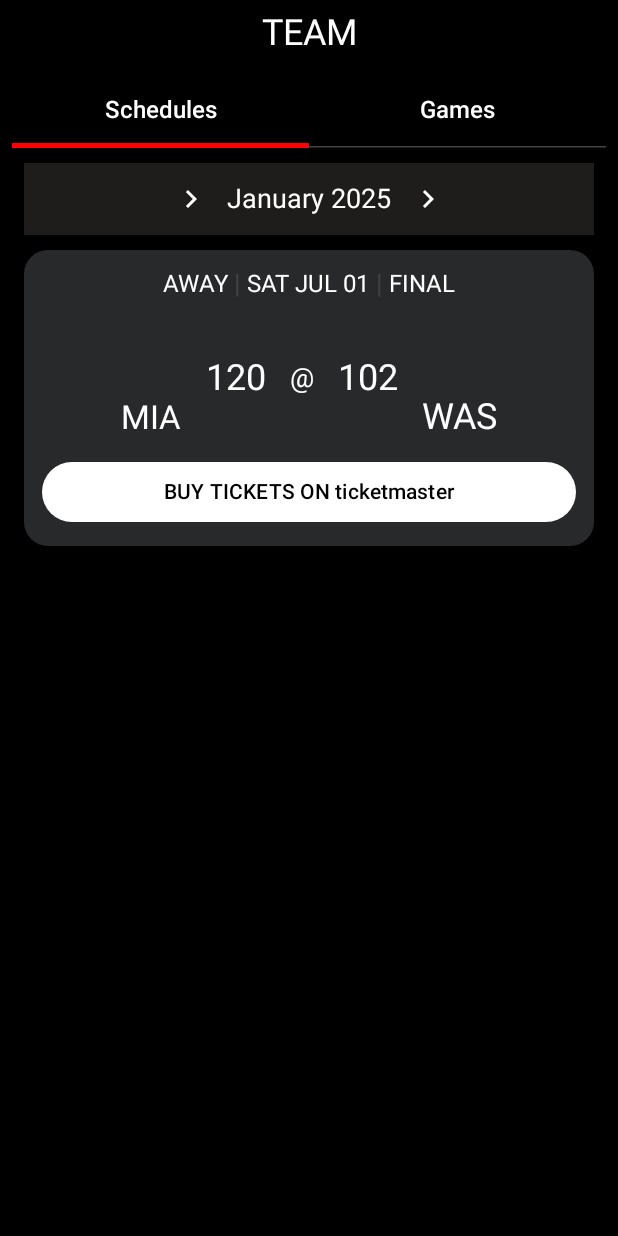
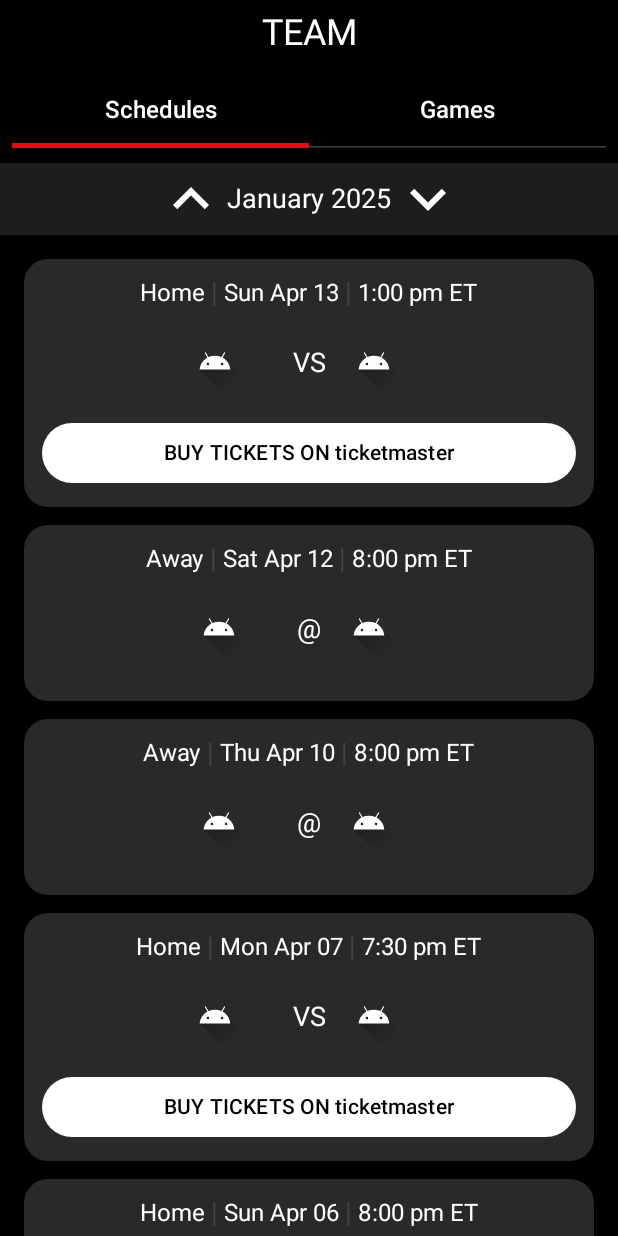
Before and after one commit to devashish6/nba-schedule, an Android app built with Jetpack Compose: the @Preview function ConcatMapXMainSubscriber, on a phone screen of 412 x 824 dp. Run offline under Robolectric (Android 15) with nearby library versions, the phone set to English and light mode, and no system bars.

Commit message:
reuqired UI

```diff
--- a/app/build.gradle.kts
+++ b/app/build.gradle.kts
@@ -59,7 +59,10 @@ dependencies {
     implementation(libs.androidx.ui.graphics)
     implementation(libs.androidx.ui.tooling.preview)
     implementation(libs.androidx.material3.android)
-    implementation("io.coil-kt.coil3:coil-compose:3.0.4")
+    implementation(libs.compose.coil)
+    implementation("com.squareup.retrofit2:retrofit:2.3.0")
+    implementation("com.squareup.retrofit2:converter-gson:2.3.0")
+    implementation("com.squareup.okhttp3:okhttp:3.14.6")
     testImplementation(libs.junit)
     androidTestImplementation(libs.androidx.junit)
     androidTestImplementation(libs.androidx.espresso.core)
--- a/app/src/main/AndroidManifest.xml
+++ b/app/src/main/AndroidManifest.xml
@@ -1,6 +1,12 @@
 <?xml version="1.0" encoding="utf-8"?>
 <manifest xmlns:android="http://schemas.android.com/apk/res/android"
     xmlns:tools="http://schemas.android.com/tools">
+
+    <uses-permission android:name="android.permission.INTERNET" />
+    <uses-permission android:name="android.permission.ACCESS_NETWORK_STATE" />
+
+    <!-- Used this permission store & read downloaded files -->
+    <uses-permission android:name="android.permission.READ_EXTERNAL_STORAGE"/>
 
     <application
         android:allowBackup="true"
--- a/app/src/main/java/com/nba/schedule/model/Schedule.kt
+++ b/app/src/main/java/com/nba/schedule/model/Schedule.kt
@@ -1,12 +1,62 @@
 package com.nba.schedule.model
 
-data class Schedule (
+import java.time.ZonedDateTime
+import java.time.format.DateTimeFormatter
+
+data class ScheduleUi(
     val homeId: String,
     val visitorId: String,
-    val gameStatus: String,
+    val gameStatus: Int, // 1-> future, 2-> Live, 3-> Past
     val homeScore: String,
     val visitorScore: String,
-    val year: String,
-    val gameTime: String,
-    val canBuy: String,
+    val year: Int,
+    val teamCity: String,
+    val isHomeMatch: Boolean = false,
+    val gameDate: String, //Match date
+    val startTime: String, //Match time
+    val canBuy: Boolean, //To show and hide button
+    val homeTeamUi: TeamUi,
+    val awayTeamUi: TeamUi,
 )
+
+fun Schedule.toScheduleUi(teamList: List<TeamUi>): ScheduleUi {
+    val home = teamList.find { it.teamId == homeTeam.teamId }
+    val awayTeam = teamList.find { it.teamId == visitingTeam.teamId }
+
+    return ScheduleUi(
+        homeId = homeTeam.teamId,
+        visitorId = visitingTeam.teamId,
+        gameStatus = status,
+        homeScore = homeTeam.score,
+        visitorScore = visitingTeam.score,
+        year = year,
+        teamCity = homeTeam.city,
+        isHomeMatch = homeTeam.city.equals("Miami", ignoreCase = true),
+        gameDate = formatDate(gameTime),
+        startTime = startTime,
+        homeTeamUi = TeamUi(
+            teamId = homeTeam.teamId,
+            teamName = home?.teamName.orEmpty(),
+            teamLogo = home?.teamLogo.orEmpty(),
+            teamDisplayName = home?.teamDisplayName.orEmpty(),
+            score = homeTeam.score
+        ),
+        awayTeamUi = TeamUi(
+            teamId = visitingTeam.teamId,
+            teamName = awayTeam?.teamName.orEmpty(),
+            teamLogo = awayTeam?.teamLogo.orEmpty(),
+            teamDisplayName = awayTeam?.teamDisplayName.orEmpty(),
+            score = visitingTeam.score
+        ),
+        canBuy = buyTicketUrl.isNullOrEmpty()
+    )
+
+}
+
+
+private fun formatDate(date: String): String {
+    val zonedDateTime = ZonedDateTime.parse(date)
+    val formatter =
+        DateTimeFormatter.ofPattern("E MMM dd") // "E" gives a short form of the day (e.g., "Tue")
+    return zonedDateTime.format(formatter)
+}
--- a/app/src/main/java/com/nba/schedule/model/Team.kt
+++ b/app/src/main/java/com/nba/schedule/model/Team.kt
@@ -1,7 +1,17 @@
 package com.nba.schedule.model
 
-data class Team(
+data class TeamUi(
     val teamId: String,
     val teamName: String,
-    val teamLogo: String
+    val teamDisplayName: String,
+    val teamLogo: String,
+    val score: String,
 )
+
+fun Team.toTeamsUi() = TeamUi(
+    teamId = teamId,
+    teamName = teamName,
+    teamDisplayName = abbreviation,
+    teamLogo = logoUrl,
+    score = ""
+)
--- /dev/null
+++ b/app/src/main/java/com/nba/schedule/model/UiModel.kt
@@ -0,0 +1,6 @@
+package com.nba.schedule.model
+
+data class UiModel (
+    val scheduleList: List<ScheduleUi>? = null,
+    val teamsList: List<TeamUi>? = null,
+)
--- a/app/src/main/java/com/nba/schedule/ui/MainScreen.kt
+++ b/app/src/main/java/com/nba/schedule/ui/MainScreen.kt
@@ -1,5 +1,8 @@
 package com.nba.schedule.ui
 
+import android.util.Log
+import android.widget.ImageButton
+import androidx.compose.foundation.Image
 import androidx.compose.foundation.background
 import androidx.compose.foundation.clickable
 import androidx.compose.foundation.layout.Arrangement
@@ -11,6 +14,9 @@ import androidx.compose.foundation.layout.fillMaxSize
 import androidx.compose.foundation.layout.fillMaxWidth
 import androidx.compose.foundation.layout.height
 import androidx.compose.foundation.layout.padding
+import androidx.compose.foundation.layout.size
+import androidx.compose.foundation.layout.width
+import androidx.compose.foundation.lazy.LazyColumn
 import androidx.compose.foundation.pager.HorizontalPager
 import androidx.compose.foundation.pager.PageSize
 import androidx.compose.foundation.pager.PagerDefaults
@@ -37,16 +43,26 @@ import androidx.compose.ui.Alignment
 import androidx.compose.ui.Modifier
 import androidx.compose.ui.draw.clip
 import androidx.compose.ui.graphics.Color
+import androidx.compose.ui.graphics.ColorFilter
+import androidx.compose.ui.graphics.vector.ImageVector
 import androidx.compose.ui.platform.LocalContext
 import androidx.compose.ui.res.painterResource
+import androidx.compose.ui.res.stringResource
 import androidx.compose.ui.text.font.FontWeight
 import androidx.compose.ui.text.style.TextAlign
 import androidx.compose.ui.tooling.preview.Preview
 import androidx.compose.ui.unit.dp
 import androidx.compose.ui.unit.sp
-import coil3.compose.AsyncImage
-import coil3.imageLoader
+import coil.ImageLoader
+import coil.compose.AsyncImage
+import coil.imageLoader
+import coil.request.ImageRequest
+import com.google.gson.Gson
 import com.nba.schedule.R
+import com.nba.schedule.model.ScheduleResponse
+import com.nba.schedule.model.ScheduleUi
+import com.nba.schedule.model.UiModel
+import com.nba.schedule.model.toScheduleUi
 import kotlinx.coroutines.launch
 import java.time.LocalDate
 import java.time.format.DateTimeFormatter
@@ -62,16 +78,20 @@ import java.time.format.DateTimeFormatter
  **/
 
 @Composable
-private fun MainScreenRoute() {
+private fun MainScreenRoute(
+) {
 
 
 }
 
 @Composable
-private fun MainScreen() {
+fun MainScreen(
+    uiModel: UiModel
+) {
     val pagerState = rememberPagerState { 2 }
     val scope = rememberCoroutineScope()
-    val tabNames = listOf("Schedules", "Games")
+    val tabNames =
+        listOf(stringResource(id = R.string.schedules), stringResource(id = R.string.games))
     Column(
         modifier = Modifier
             .fillMaxSize()
@@ -134,7 +154,9 @@ private fun MainScreen() {
                 when (page) {
                     //Schedules Screen
                     0 -> {
-                        SchedulesScreen()
+                        SchedulesScreen(
+                            schedules = uiModel.scheduleList
+                        )
                     }
 
                     //Games Screen
@@ -150,16 +172,27 @@ private fun MainScreen() {
 }
 
 @Composable
-private fun SchedulesScreen() {
-    Column(
-        modifier = Modifier
-            .fillMaxSize()
-            .padding(horizontal = 16.dp)
+private fun SchedulesScreen(
+    schedules: List<ScheduleUi>?,
 ) {
+    Column {
         Spacer(modifier = Modifier.height(10.dp))
         CalendarView()
-        Spacer(modifier = Modifier.height(10.dp))
-        MatchCard()
+        if (schedules != null) {
+            LazyColumn(
+                modifier = Modifier.fillMaxSize(),
+                contentPadding = PaddingValues(16.dp),
+                userScrollEnabled = true
+            ) {
+                items(schedules.size) {
+                    MatchCard(
+                        item = schedules[it],
+                    )
+                    Spacer(modifier = Modifier.height(12.dp))
+                }
+            }
+        }
+
     }
 }
 
@@ -180,25 +213,27 @@ fun CalendarView() {
                 .fillMaxWidth()
                 .align(Alignment.CenterHorizontally)
         ) {
-            IconButton(onClick = { currentDate = currentDate.minusMonths(1) }) {
-                Icon(
-                    imageVector = Icons.AutoMirrored.Default.KeyboardArrowRight,
-                    contentDescription = "Previous Month",
-                    tint = Color.White
+            Image(
+                painter = painterResource(id = R.drawable.up),
+                contentDescription = "Up",
+                colorFilter = ColorFilter.tint(Color.White),
+                modifier = Modifier.clickable {
+                    currentDate = currentDate.plusMonths(1)
+                }
             )
-            }
             Text(
                 text = currentDate.format(DateTimeFormatter.ofPattern("MMMM yyyy")),
                 fontSize = 18.sp,
                 color = Color.White
             )
-            IconButton(onClick = { currentDate = currentDate.plusMonths(1) }) {
-                Icon(
-                    imageVector = Icons.AutoMirrored.Default.KeyboardArrowRight,
-                    contentDescription = "Next Month",
-                    tint = Color.White
+            Image(
+                painter = painterResource(id = R.drawable.down),
+                contentDescription = "Up",
+                colorFilter = ColorFilter.tint(Color.White),
+                modifier = Modifier.clickable {
+                    currentDate = currentDate.minusMonths(1)
+                }
             )
-            }
         }
     }
 }
@@ -206,7 +241,7 @@ fun CalendarView() {
 
 @Composable
 fun MatchCard(
-
+    item: ScheduleUi,
 ) {
     Column(
         modifier = Modifier
@@ -214,7 +249,6 @@ fun MatchCard(
             .background(Color(0xFF27292B))
             .padding(12.dp)
             .fillMaxWidth()
-
     ) {
 
         //Match info.
@@ -226,7 +260,9 @@ fun MatchCard(
             horizontalArrangement = Arrangement.Center
         ) {
             Text(
-                text = "AWAY",
+                text = if (item.isHomeMatch) stringResource(id = R.string.home) else stringResource(
+                    id = R.string.away
+                ),
                 color = Color.White,
                 fontSize = 16.sp
             )
@@ -237,7 +273,7 @@ fun MatchCard(
                 modifier = Modifier.padding(horizontal = 4.dp)
             )
             Text(
-                text = "SAT JUL 01",
+                text = item.gameDate,
                 color = Color.White,
                 fontSize = 16.sp
             )
@@ -248,7 +284,7 @@ fun MatchCard(
                 modifier = Modifier.padding(horizontal = 4.dp)
             )
             Text(
-                text = "FINAL",
+                text = item.startTime,
                 color = Color.White,
                 fontSize = 16.sp
             )
@@ -258,6 +294,7 @@ fun MatchCard(
         Spacer(modifier = Modifier.height(12.dp))
 
         //Home team and Away team
+
         Row(
             modifier = Modifier
                 .fillMaxWidth()
@@ -265,65 +302,57 @@ fun MatchCard(
             verticalAlignment = Alignment.CenterVertically,
             horizontalArrangement = Arrangement.Center
         ) {
-            Column {
-                AsyncImage(
-                    model = "Image Url",
-                    contentDescription = "",
-                    imageLoader = LocalContext.current.imageLoader,
-                    placeholder = painterResource(id = R.drawable.ic_launcher_foreground),
-                    modifier = Modifier
-                        .height(48.dp)
-                        .padding(horizontal = 8.dp)
+            if (item.gameStatus == 1) {
+                HorizontalTeamCard(
+                    teamLogo = item.awayTeamUi.teamLogo,
+                    teamName = item.awayTeamUi.teamDisplayName
                 )
-                Spacer(Modifier.height(4.dp))
+            } else {
+                VerticalTeamCard(
+                    teamLogo = item.awayTeamUi.teamLogo,
+                    teamName = item.awayTeamUi.teamDisplayName
+                )
+            }
+
+            if (item.awayTeamUi.score != "0") {
                 Text(
-                    "MIA",
+                    text = item.awayTeamUi.score,
                     color = Color.White,
-                    fontSize = 22.sp,
+                    fontSize = 24.sp,
+                    modifier = Modifier.padding(horizontal = 8.dp)
+                )
+            }
+            Text(
+                text = if (item.isHomeMatch) "VS" else "@",
+                color = Color.White,
+                fontSize = 18.sp,
+                modifier = Modifier.padding(horizontal = 8.dp)
+            )
+            if (item.homeTeamUi.score != "0") {
+                Text(
+                    text = item.homeTeamUi.score,
+                    color = Color.White,
+                    fontSize = 24.sp,
                     modifier = Modifier.padding(horizontal = 8.dp)
                 )
             }
 
-            Text(
-                "120",
-                color = Color.White,
-                fontSize = 24.sp,
-                modifier = Modifier.padding(horizontal = 8.dp)
+            if (item.gameStatus == 1) {
+                HorizontalTeamCard(
+                    teamLogo = item.homeTeamUi.teamLogo,
+                    teamName = item.homeTeamUi.teamDisplayName
                 )
-            Text(
-                text = "@",
-                color = Color.White,
-                fontSize = 18.sp,
-                modifier = Modifier.padding(horizontal = 8.dp)
-            )
-            Text(
-                "102",
-                color = Color.White,
-                fontSize = 24.sp,
-                modifier = Modifier.padding(horizontal = 8.dp)
-            )
-            Column {
-                AsyncImage(
-                    model = "Image Url",
-                    contentDescription = "",
-                    imageLoader = LocalContext.current.imageLoader,
-                    placeholder = painterResource(id = R.drawable.ic_launcher_foreground),
-                    modifier = Modifier
-                        .height(48.dp)
-                        .padding(horizontal = 8.dp)
-                )
-                Spacer(Modifier.height(4.dp))
-                Text(
-                    "WAS",
-                    color = Color.White,
-                    fontSize = 24.sp,
-                    modifier = Modifier.padding(horizontal = 8.dp)
+            } else {
+                VerticalTeamCard(
+                    teamLogo = item.homeTeamUi.teamLogo,
+                    teamName = item.homeTeamUi.teamDisplayName
                 )
             }
         }
 
         Spacer(modifier = Modifier.height(12.dp))
 
+        if (item.isHomeMatch && item.gameStatus != 3) {
             Button(
                 onClick = { },
                 shape = RoundedCornerShape(24.dp),
@@ -337,6 +366,7 @@ fun MatchCard(
                     color = Color.Black
                 )
 
+            }
         }
 
     }
@@ -356,8 +386,73 @@ fun ToolBar() {
     )
 }
 
+@Composable
+fun VerticalTeamCard(
+    teamLogo: String,
+    teamName: String,
+) {
+    Column {
+        AsyncImage(
+            model = ImageRequest.Builder(LocalContext.current)
+                .data(teamLogo)
+                .crossfade(true)
+                .build(),
+            contentDescription = "",
+            imageLoader = LocalContext.current.imageLoader,
+            placeholder = painterResource(id = R.drawable.ic_launcher_foreground),
+            error = painterResource(id = R.drawable.ic_launcher_foreground),
+            modifier = Modifier
+                .size(48.dp)
+        )
+        Spacer(Modifier.height(4.dp))
+        Text(
+            text = teamName,
+            color = Color.White,
+            fontSize = 24.sp,
+            modifier = Modifier.padding(horizontal = 8.dp)
+        )
+    }
+}
+
+@Composable
+fun HorizontalTeamCard(
+    teamLogo: String,
+    teamName: String,
+) {
+    Row(
+        verticalAlignment = Alignment.CenterVertically
+    ) {
+        AsyncImage(
+            model = ImageRequest.Builder(LocalContext.current)
+                .data(teamLogo)
+                .crossfade(true)
+                .build(),
+            contentDescription = "",
+            imageLoader = LocalContext.current.imageLoader,
+            placeholder = painterResource(id = R.drawable.ic_launcher_foreground),
+            error = painterResource(id = R.drawable.ic_launcher_foreground),
+            modifier = Modifier
+                .size(48.dp)
+        )
+        Spacer(Modifier.width(4.dp))
+        Text(
+            text = teamName,
+            color = Color.White,
+            fontSize = 24.sp,
+            modifier = Modifier.padding(horizontal = 8.dp)
+        )
+    }
+}
+
 @Preview
 @Composable
 private fun ConcatMapXMainSubscriber() {
-    MainScreen()
+    val context = LocalContext.current
+    val localScheduleData =
+        context.assets.open("schedule.json").bufferedReader().use { it.readText() }
+    val finalSchedule = Gson().fromJson(localScheduleData, ScheduleResponse::class.java)
+    val list = finalSchedule.data?.schedules?.map { it.toScheduleUi(emptyList()) }
+    MainScreen(
+        uiModel = UiModel(scheduleList = list)
+    )
 }
--- /dev/null
+++ b/app/src/main/res/drawable/down.xml
@@ -0,0 +1,12 @@
+<vector xmlns:android="http://schemas.android.com/apk/res/android"
+    android:width="48dp"
+    android:height="48dp"
+    android:tint="#000000"
+    android:viewportWidth="24"
+    android:viewportHeight="24">
+
+    <path
+        android:fillColor="@android:color/white"
+        android:pathData="M7.41,8.59L12,13.17l4.59,-4.58L18,10l-6,6 -6,-6 1.41,-1.41z" />
+
+</vector>
--- /dev/null
+++ b/app/src/main/res/drawable/up.xml
@@ -0,0 +1,12 @@
+<vector xmlns:android="http://schemas.android.com/apk/res/android"
+    android:width="48dp"
+    android:height="48dp"
+    android:tint="#000000"
+    android:viewportWidth="24"
+    android:viewportHeight="24">
+
+    <path
+        android:fillColor="@android:color/white"
+        android:pathData="M7.41,15.41L12,10.83l4.59,4.58L18,14l-6,-6 -6,6z" />
+
+</vector>
--- a/app/src/main/res/values/strings.xml
+++ b/app/src/main/res/values/strings.xml
@@ -1,3 +1,7 @@
 <resources>
-    <string name="app_name">NBA Schedule</string>
+    <string name="app_name">NBA</string>
+    <string name="schedules">Schedules</string>
+    <string name="games">Games</string>
+    <string name="away">Away</string>
+    <string name="home">Home</string>
 </resources>
--- a/gradle/libs.versions.toml
+++ b/gradle/libs.versions.toml
@@ -8,6 +8,7 @@ espressoCore = "3.6.1"
 lifecycleRuntimeKtx = "2.8.7"
 activityCompose = "1.9.2"
 composeBom = "2023.06.01"
+coilCompose = "2.5.0"
 material3Android = "1.3.1"
 
 [libraries]
@@ -24,6 +25,7 @@ androidx-ui-tooling = { group = "androidx.compose.ui", name = "ui-tooling" }
 androidx-ui-tooling-preview = { group = "androidx.compose.ui", name = "ui-tooling-preview" }
 androidx-ui-test-manifest = { group = "androidx.compose.ui", name = "ui-test-manifest" }
 androidx-ui-test-junit4 = { group = "androidx.compose.ui", name = "ui-test-junit4" }
+compose_coil = { group = "io.coil-kt", name = "coil-compose", version.ref ="coilCompose" }
 androidx-material3-android = { group = "androidx.compose.material3", name = "material3-android", version.ref = "material3Android" }
 
 [plugins]
```
Also changed, not shown: app/src/main/java/com/nba/schedule/MainActivity.kt (+13 -17 lines), app/src/main/java/com/nba/schedule/model/ScheduleJson.kt (added, +115 -0 lines), app/src/main/java/com/nba/schedule/model/TeamJson.kt (added, +57 -0 lines), app/src/main/java/com/nba/schedule/viewmodel/MainViewModel.kt (added, +66 -0 lines). Lines whose indentation alone changed are shown as unchanged.
